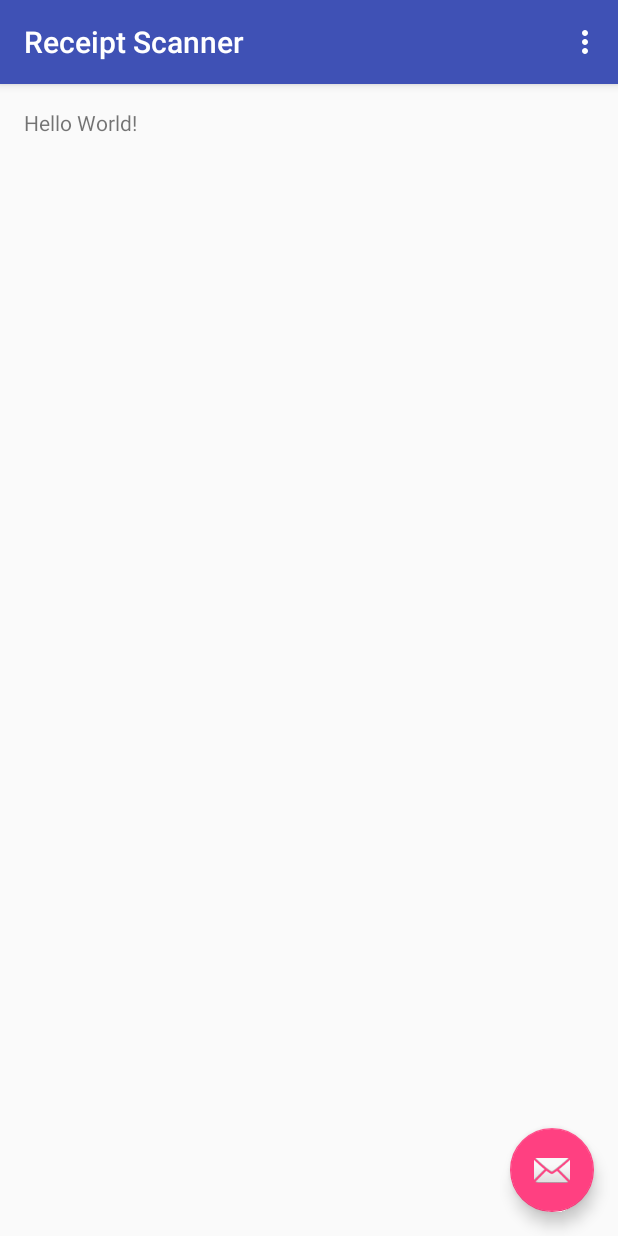
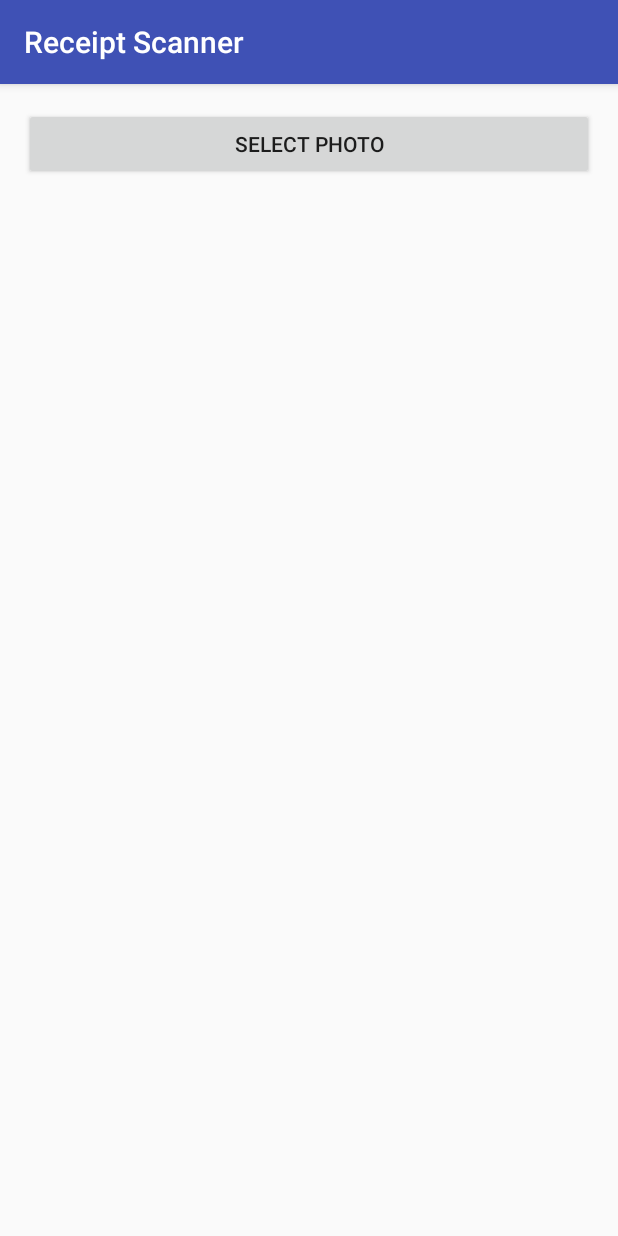
Before and after one commit to agrawalamod/Receipt-Scanner-for-Android, an Android app: the screen it shows after launch (MainActivity), on a phone screen of 412 x 824 dp. Run offline under Robolectric (Android 15) with nearby library versions, the phone set to English and light mode, and no system bars.

Commit message:
Basic UI done

```diff
--- a/app/build.gradle
+++ b/app/build.gradle
@@ -6,7 +6,7 @@ android {
 
     defaultConfig {
         applicationId "com.example.agrawalamod.receiptscanner"
-        minSdkVersion 19
+        minSdkVersion 17
         targetSdkVersion 22
         versionCode 1
         versionName "1.0"
--- a/app/src/main/res/layout/activity_main.xml
+++ b/app/src/main/res/layout/activity_main.xml
@@ -1,25 +1,39 @@
 <?xml version="1.0" encoding="utf-8"?>
-<android.support.design.widget.CoordinatorLayout
-    xmlns:android="http://schemas.android.com/apk/res/android"
+<RelativeLayout xmlns:android="http://schemas.android.com/apk/res/android"
+    xmlns:tools="http://schemas.android.com/tools"
     xmlns:app="http://schemas.android.com/apk/res-auto"
-    xmlns:tools="http://schemas.android.com/tools" android:layout_width="match_parent"
-    android:layout_height="match_parent" android:fitsSystemWindows="true"
+    android:layout_width="match_parent"
+    android:layout_height="match_parent"
+    android:paddingLeft="@dimen/activity_horizontal_margin"
+    android:paddingRight="@dimen/activity_horizontal_margin"
+    android:paddingTop="@dimen/activity_vertical_margin"
+    android:paddingBottom="@dimen/activity_vertical_margin"
+    app:layout_behavior="@string/appbar_scrolling_view_behavior"
+    tools:showIn="@layout/activity_main"
     tools:context=".MainActivity">
 
-    <android.support.design.widget.AppBarLayout android:layout_height="wrap_content"
-        android:layout_width="match_parent" android:theme="@style/AppTheme.AppBarOverlay">
+    <LinearLayout
+        android:orientation="vertical"
+        android:layout_width="match_parent"
+        android:layout_height="wrap_content">
 
-        <android.support.v7.widget.Toolbar android:id="@+id/toolbar"
-            android:layout_width="match_parent" android:layout_height="?attr/actionBarSize"
-            android:background="?attr/colorPrimary" app:popupTheme="@style/AppTheme.PopupOverlay" />
+        <Button
+            android:id="@+id/btnSelectPhoto"
+            android:layout_width="match_parent"
+            android:layout_height="wrap_content"
+            android:text="Select Photo"/>
 
-    </android.support.design.widget.AppBarLayout>
+        <ImageView
+            android:id="@+id/viewImage"
+            android:layout_width="match_parent"
+            android:layout_height="wrap_content" />
 
-    <include layout="@layout/content_main" />
 
-    <android.support.design.widget.FloatingActionButton android:id="@+id/fab"
-        android:layout_width="wrap_content" android:layout_height="wrap_content"
-        android:layout_gravity="bottom|end" android:layout_margin="@dimen/fab_margin"
-        android:src="@android:drawable/ic_dialog_email" />
+    </LinearLayout>
 
-</android.support.design.widget.CoordinatorLayout>
+
+
+
+
+
+</RelativeLayout>
--- a/app/src/main/res/layout/content_main.xml
+++ /dev/null
@@ -1,14 +0,0 @@
-<?xml version="1.0" encoding="utf-8"?>
-<RelativeLayout xmlns:android="http://schemas.android.com/apk/res/android"
-    xmlns:tools="http://schemas.android.com/tools"
-    xmlns:app="http://schemas.android.com/apk/res-auto" android:layout_width="match_parent"
-    android:layout_height="match_parent" android:paddingLeft="@dimen/activity_horizontal_margin"
-    android:paddingRight="@dimen/activity_horizontal_margin"
-    android:paddingTop="@dimen/activity_vertical_margin"
-    android:paddingBottom="@dimen/activity_vertical_margin"
-    app:layout_behavior="@string/appbar_scrolling_view_behavior"
-    tools:showIn="@layout/activity_main" tools:context=".MainActivity">
-
-    <TextView android:text="Hello World!" android:layout_width="wrap_content"
-        android:layout_height="wrap_content" />
-</RelativeLayout>
--- a/app/src/main/res/menu/menu_main.xml
+++ /dev/null
@@ -1,6 +0,0 @@
-<menu xmlns:android="http://schemas.android.com/apk/res/android"
-    xmlns:app="http://schemas.android.com/apk/res-auto"
-    xmlns:tools="http://schemas.android.com/tools" tools:context=".MainActivity">
-    <item android:id="@+id/action_settings" android:title="@string/action_settings"
-        android:orderInCategory="100" app:showAsAction="never" />
-</menu>
--- a/appcv/build.gradle
+++ b/appcv/build.gradle
@@ -5,8 +5,8 @@ android {
     buildToolsVersion "23.0.1"
 
     defaultConfig {
-        minSdkVersion 19
-        targetSdkVersion 8
+        minSdkVersion 17
+        targetSdkVersion 22
     }
 
     buildTypes {
```
Also changed, not shown: app/src/main/AndroidManifest.xml (+9 -4 lines), app/src/main/java/com/example/agrawalamod/receiptscanner/MainActivity.java (+89 -25 lines), 12 other files.
